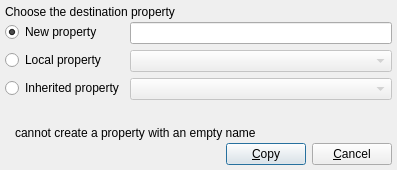
Tulip-Dev/tulip, file library/tulip-gui/designer/CopyPropertyDialog.ui: the form before one commit.
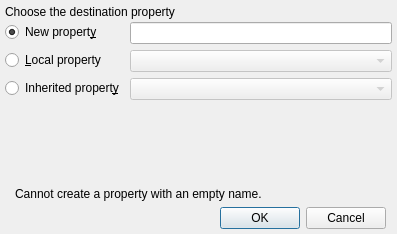
The form after the commit.

Commit message: Make dialog look better: Align radio button on the left Use QDialogButtonBox instead of multiple QPushButtons

Diff of the .ui file:
```diff
--- a/library/tulip-gui/designer/CopyPropertyDialog.ui
+++ b/library/tulip-gui/designer/CopyPropertyDialog.ui
@@ -7,7 +7,7 @@
     <x>0</x>
     <y>0</y>
     <width>397</width>
-    <height>170</height>
+    <height>234</height>
    </rect>
   </property>
   <property name="sizePolicy">
@@ -61,6 +61,9 @@
      </item>
      <item>
       <layout class="QFormLayout" name="formLayout">
+       <property name="labelAlignment">
+        <set>Qt::AlignLeading|Qt::AlignLeft|Qt::AlignVCenter</set>
+       </property>
        <property name="topMargin">
         <number>0</number>
        </property>
@@ -71,33 +74,10 @@
          </property>
         </widget>
        </item>
-       <item row="0" column="0">
-        <widget class="QRadioButton" name="newPropertyRadioButton">
-         <property name="text">
-          <string>New property</string>
-         </property>
-         <property name="checked">
-          <bool>true</bool>
-         </property>
-         <attribute name="buttonGroup">
-          <string notr="true">buttonGroup</string>
-         </attribute>
-        </widget>
-       </item>
        <item row="1" column="0">
         <widget class="QRadioButton" name="localPropertyRadioButton">
          <property name="text">
-          <string>Local property</string>
-         </property>
-         <attribute name="buttonGroup">
-          <string notr="true">buttonGroup</string>
-         </attribute>
-        </widget>
-       </item>
-       <item row="2" column="0">
-        <widget class="QRadioButton" name="inheritedPropertyRadioButton">
-         <property name="text">
-          <string>Inherited property</string>
+          <string>&amp;Local property</string>
          </property>
          <attribute name="buttonGroup">
           <string notr="true">buttonGroup</string>
@@ -111,6 +91,16 @@
          </property>
         </widget>
        </item>
+       <item row="2" column="0">
+        <widget class="QRadioButton" name="inheritedPropertyRadioButton">
+         <property name="text">
+          <string>Inherited propert&amp;y</string>
+         </property>
+         <attribute name="buttonGroup">
+          <string notr="true">buttonGroup</string>
+         </attribute>
+        </widget>
+       </item>
        <item row="2" column="1">
         <widget class="QComboBox" name="inheritedPropertiesComboBox">
          <property name="enabled">
@@ -118,6 +108,19 @@
          </property>
         </widget>
        </item>
+       <item row="0" column="0">
+        <widget class="QRadioButton" name="newPropertyRadioButton">
+         <property name="text">
+          <string>New propert&amp;y</string>
+         </property>
+         <property name="checked">
+          <bool>true</bool>
+         </property>
+         <attribute name="buttonGroup">
+          <string notr="true">buttonGroup</string>
+         </attribute>
+        </widget>
+       </item>
       </layout>
      </item>
      <item>
@@ -163,70 +166,22 @@
            </sizepolicy>
           </property>
           <property name="text">
-           <string>cannot create a property with an empty name</string>
+           <string>Cannot create a property with an empty name.</string>
           </property>
          </widget>
         </item>
        </layout>
       </widget>
      </item>
-     <item>
-      <layout class="QHBoxLayout" name="_2">
-       <property name="spacing">
-        <number>6</number>
-       </property>
-       <property name="margin">
-        <number>0</number>
-       </property>
-       <item>
-        <spacer name="horizontalSpacer">
-         <property name="orientation">
-          <enum>Qt::Horizontal</enum>
-         </property>
-         <property name="sizeHint" stdset="0">
-          <size>
-           <width>40</width>
-           <height>20</height>
-          </size>
-         </property>
-        </spacer>
-       </item>
-       <item>
-        <widget class="QPushButton" name="buttonOK">
-         <property name="text">
-          <string>&amp;Copy</string>
-         </property>
-         <property name="shortcut">
-          <string>Alt+O</string>
-         </property>
-         <property name="autoDefault">
-          <bool>true</bool>
-         </property>
-         <property name="default">
-          <bool>true</bool>
-         </property>
-        </widget>
-       </item>
-       <item>
-        <widget class="QPushButton" name="buttonCancel">
-         <property name="text">
-          <string>&amp;Cancel</string>
-         </property>
-         <property name="shortcut">
-          <string>Alt+C</string>
-         </property>
-         <property name="autoDefault">
-          <bool>true</bool>
-         </property>
-         <property name="default">
-          <bool>false</bool>
-         </property>
-        </widget>
-       </item>
-      </layout>
-     </item>
     </layout>
    </item>
+   <item row="2" column="0">
+    <widget class="QDialogButtonBox" name="buttonBox">
+     <property name="standardButtons">
+      <set>QDialogButtonBox::Cancel|QDialogButtonBox::Ok</set>
+     </property>
+    </widget>
+   </item>
   </layout>
  </widget>
  <layoutdefault spacing="6" margin="11"/>
```
Left out of the diff: 77 changed lines with no effect on the pictures. The commit also changes 1 other file.
